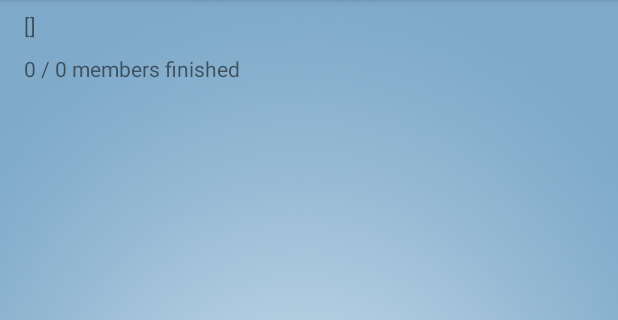
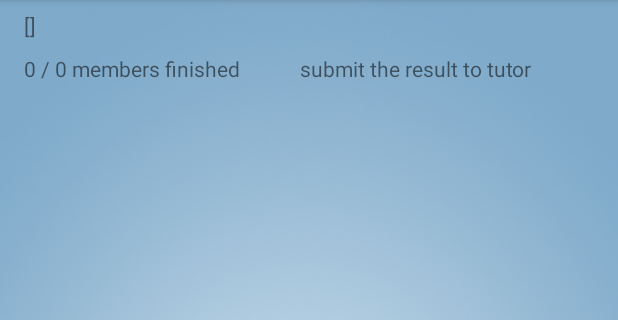
Before and after one commit to dogj/PeerEvaluation2, an Android app: the TaskHome screen opened directly, with no data from a screen before it, after a tap on an icon or button, on a phone screen of 412 x 824 dp, the part 84-404 px from its top. Run offline under Robolectric (Android 15) with nearby library versions, the phone set to English and light mode, and no system bars; 7 statements that could not run were skipped; 2 other taps on this screen came first.

Commit message:
final fix
if no seriours problem happens, it would be the end of coding

```diff
--- a/app/src/main/java/com/jiangxin/peerevaluation2/ui/MainActivity.java
+++ b/app/src/main/java/com/jiangxin/peerevaluation2/ui/MainActivity.java
@@ -54,7 +54,7 @@ public class MainActivity extends AppCompatActivity {
         sign_in = (Button) findViewById(R.id.sign_in);
         register = (Button) findViewById(R.id.register);
         tip = (TextView) findViewById(R.id.tip);
-        button = (Button) findViewById(R.id.button);
+        button = (Button) findViewById(R.id.nologin);
 
         button.setOnClickListener(new View.OnClickListener() {
             @Override
--- a/app/src/main/java/com/jiangxin/peerevaluation2/ui/TaskHome.java
+++ b/app/src/main/java/com/jiangxin/peerevaluation2/ui/TaskHome.java
@@ -86,7 +86,7 @@ public class TaskHome extends AppCompatActivity {
         });
 
         group_hint= (TextView) findViewById(R.id.group_hint);
-        email = (TextView) findViewById(R.id.email_click);
+        email = (TextView) findViewById(R.id.email_send);
         cancel= (Button) findViewById(R.id.task_home_cancel);
         cancel.setOnClickListener(new View.OnClickListener() {
             @Override
@@ -349,9 +349,11 @@ public class TaskHome extends AppCompatActivity {
                     @Override
                     public void run() {
                         if(finshed){
+                            email.setText("submit the result to tutor");
                             Toast.makeText(getApplicationContext(), "All members inside the group have already finished their evaluation," +
                                     " your evaluation is good to go, please also check whether all the group members are inside the group", Toast.LENGTH_LONG).show();
                          }else{
+                            email.setText("remind them");
                             outcome=outcome+"The whole evaluation is not finished.";
                             Toast.makeText(getApplicationContext(), outcome, Toast.LENGTH_LONG).show();
                         }
--- a/app/src/main/res/layout/activity_task_home.xml
+++ b/app/src/main/res/layout/activity_task_home.xml
@@ -111,14 +111,16 @@
         android:layout_marginTop="9dp"
         app:layout_constraintTop_toBottomOf="@+id/question_test" />
 
+
+
     <TextView
-        android:id="@+id/email_click"
+        android:id="@+id/email_send"
         android:layout_width="wrap_content"
         android:layout_height="wrap_content"
-        android:layout_marginLeft="8dp"
-        android:text="remind them"
-        android:visibility="gone"
+        android:text=""
         app:layout_constraintLeft_toRightOf="@+id/group_hint"
-        tools:layout_editor_absoluteY="33dp" />
+        android:layout_marginLeft="40dp"
+        android:layout_marginTop="9dp"
+        app:layout_constraintTop_toBottomOf="@+id/question_test" />
 
 </android.support.constraint.ConstraintLayout>
```
